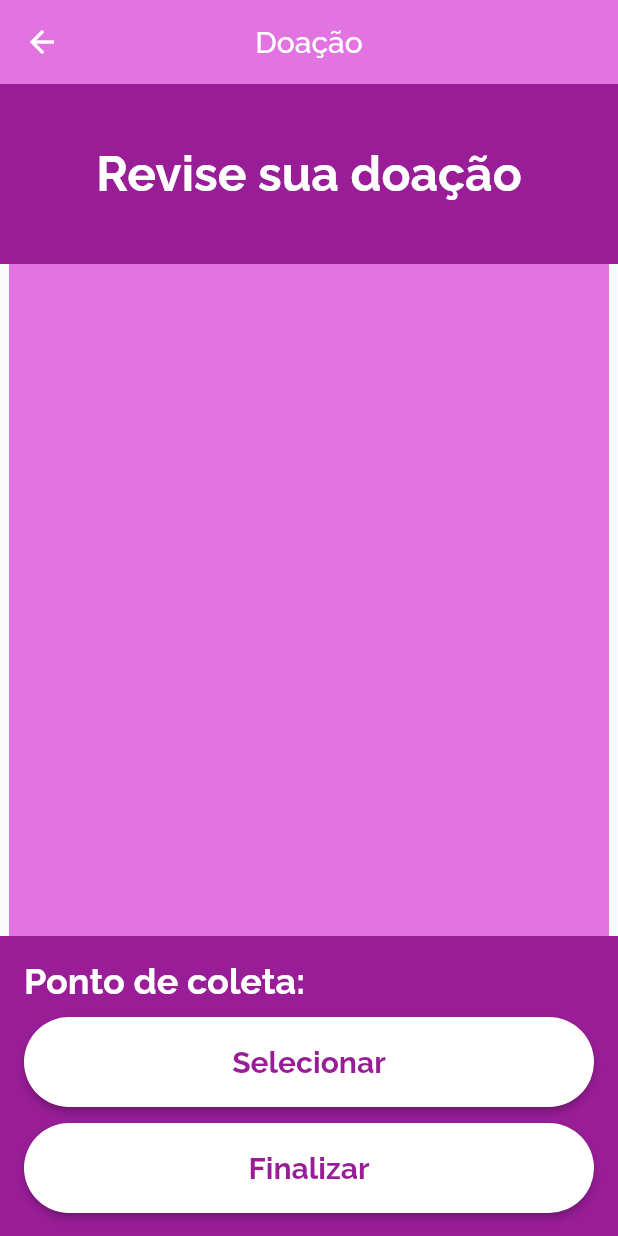
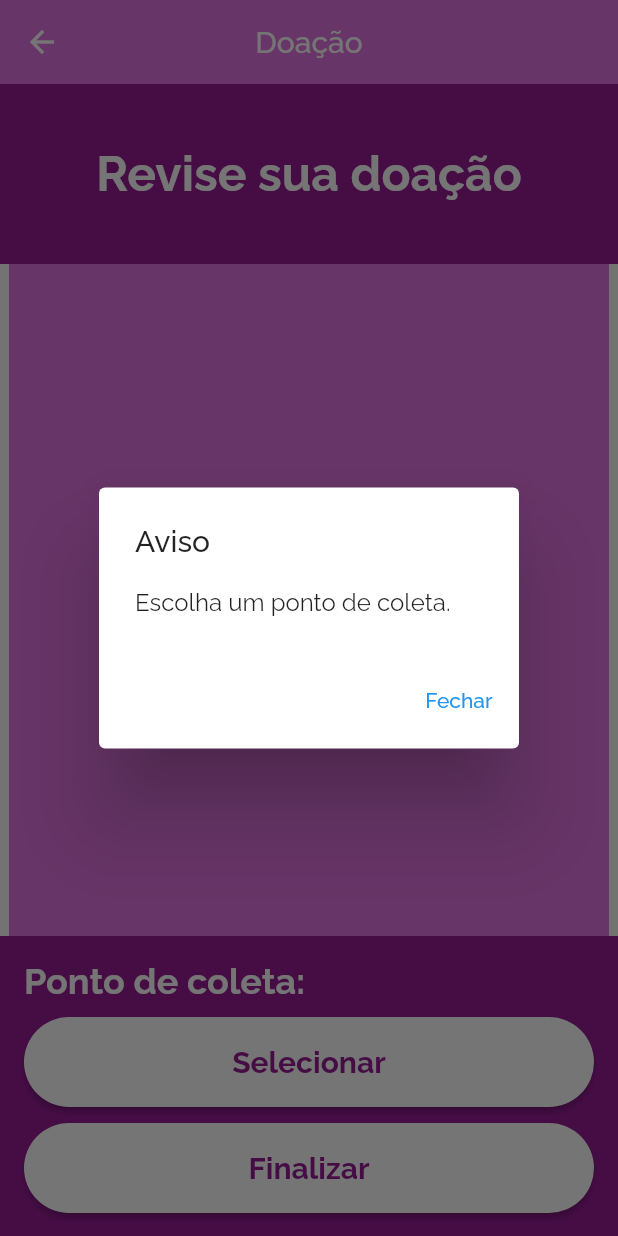
Before and after one commit to cuaitz/AlimentAcao, a Flutter app: the ReviewDonationScreen screen opened directly with empty values, after a tap on "Finalizar", on a phone screen of 412 x 824 dp. Run offline on Flutter 3.47's test engine with Material 2 defaults, Android fonts, the light colour scheme and no system bars; missing offline and left inert: flutter_osm_plugin.

Commit message:
Adicionado um pop-up informativo na tela de revisão de doação

```diff
--- a/alimentacao/lib/view/review_donation.dart
+++ b/alimentacao/lib/view/review_donation.dart
@@ -55,6 +55,24 @@ class _ReviewDonationScreenState extends State<ReviewDonationScreen> {
                   if (pickUpPointID != null) {
                     Donation(widget.donationItems, 0, pickUpPointID!);
                     Navigator.popUntil(context, ModalRoute.withName(Routes.donatorHomePage));
+                  } else {
+                    showDialog(
+                      context: context,
+                      builder: (context) {
+                        return AlertDialog(
+                          title: const Text('Aviso'),
+                          content: const Text('Escolha um ponto de coleta.'),
+                          actions: [
+                            TextButton(
+                              child: const Text('Fechar'),
+                              onPressed: () {
+                                Navigator.of(context).pop();
+                              },
+                            ),
+                          ],
+                        );
+                      },
+                    );
                   }
                 }, textColor: Components.colorPurple),
               ],
```
